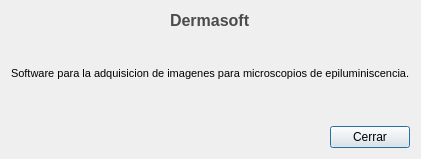
The window that acercade.ui (Gabrielnz/pasantia-CIMBUC) describes before a commit, drawn with Qt 5.
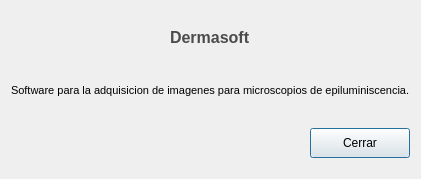
The same window after the commit.

```diff
--- a/acercade.ui
+++ b/acercade.ui
@@ -6,8 +6,8 @@
    <rect>
     <x>0</x>
     <y>0</y>
-    <width>405</width>
-    <height>159</height>
+    <width>403</width>
+    <height>179</height>
    </rect>
   </property>
   <property name="windowTitle">
@@ -15,9 +15,23 @@
   </property>
   <layout class="QGridLayout" name="gridLayout">
    <item row="0" column="0">
-    <layout class="QVBoxLayout" name="verticalLayout_2">
-     <item>
       <layout class="QVBoxLayout" name="verticalLayout">
+     <item>
+      <spacer name="verticalSpacer_2">
+       <property name="orientation">
+        <enum>Qt::Vertical</enum>
+       </property>
+       <property name="sizeType">
+        <enum>QSizePolicy::Fixed</enum>
+       </property>
+       <property name="sizeHint" stdset="0">
+        <size>
+         <width>20</width>
+         <height>10</height>
+        </size>
+       </property>
+      </spacer>
+     </item>
        <item>
         <layout class="QHBoxLayout" name="horizontalLayout_2">
          <item>
@@ -60,10 +74,13 @@
          <property name="orientation">
           <enum>Qt::Vertical</enum>
          </property>
+       <property name="sizeType">
+        <enum>QSizePolicy::Fixed</enum>
+       </property>
          <property name="sizeHint" stdset="0">
           <size>
            <width>20</width>
-           <height>17</height>
+         <height>15</height>
           </size>
          </property>
         </spacer>
@@ -84,15 +101,16 @@
          <property name="orientation">
           <enum>Qt::Vertical</enum>
          </property>
+       <property name="sizeType">
+        <enum>QSizePolicy::Fixed</enum>
+       </property>
          <property name="sizeHint" stdset="0">
           <size>
            <width>20</width>
-           <height>40</height>
+         <height>15</height>
           </size>
          </property>
         </spacer>
-       </item>
-      </layout>
      </item>
      <item>
       <layout class="QHBoxLayout" name="horizontalLayout">
@@ -111,6 +129,12 @@
        </item>
        <item>
         <widget class="QPushButton" name="btnAcercaCerrar">
+         <property name="minimumSize">
+          <size>
+           <width>100</width>
+           <height>30</height>
+          </size>
+         </property>
          <property name="text">
           <string>Cerrar</string>
          </property>
@@ -118,6 +142,22 @@
        </item>
       </layout>
      </item>
+     <item>
+      <spacer name="verticalSpacer_4">
+       <property name="orientation">
+        <enum>Qt::Vertical</enum>
+       </property>
+       <property name="sizeType">
+        <enum>QSizePolicy::Fixed</enum>
+       </property>
+       <property name="sizeHint" stdset="0">
+        <size>
+         <width>20</width>
+         <height>10</height>
+        </size>
+       </property>
+      </spacer>
+     </item>
     </layout>
    </item>
   </layout>
```
Left out of the diff: 2 changed lines with no effect on the pictures. Lines whose indentation alone changed are shown as unchanged.
